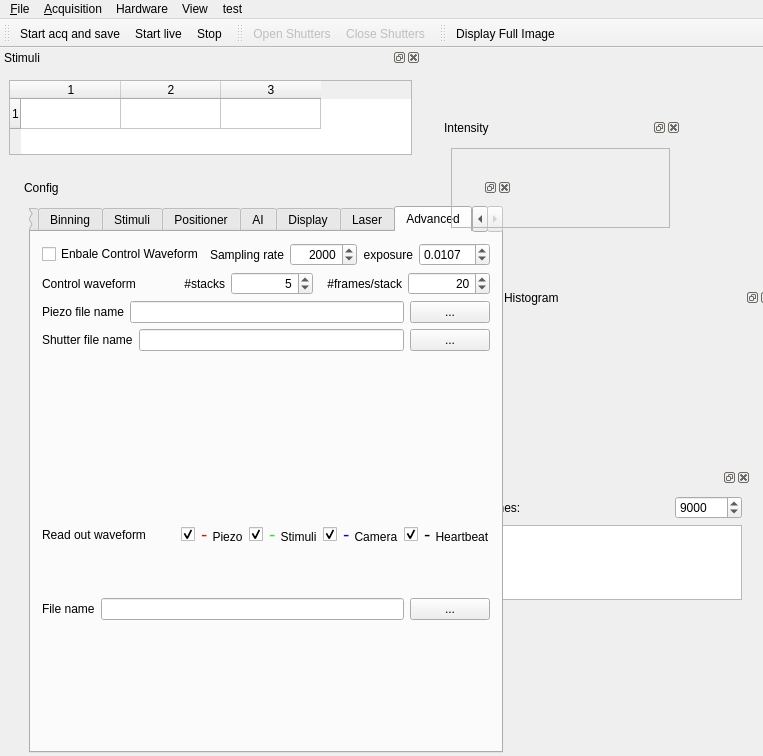
Old version of the form Imagine/imagine.ui in the repository HolyLab/Imagine.
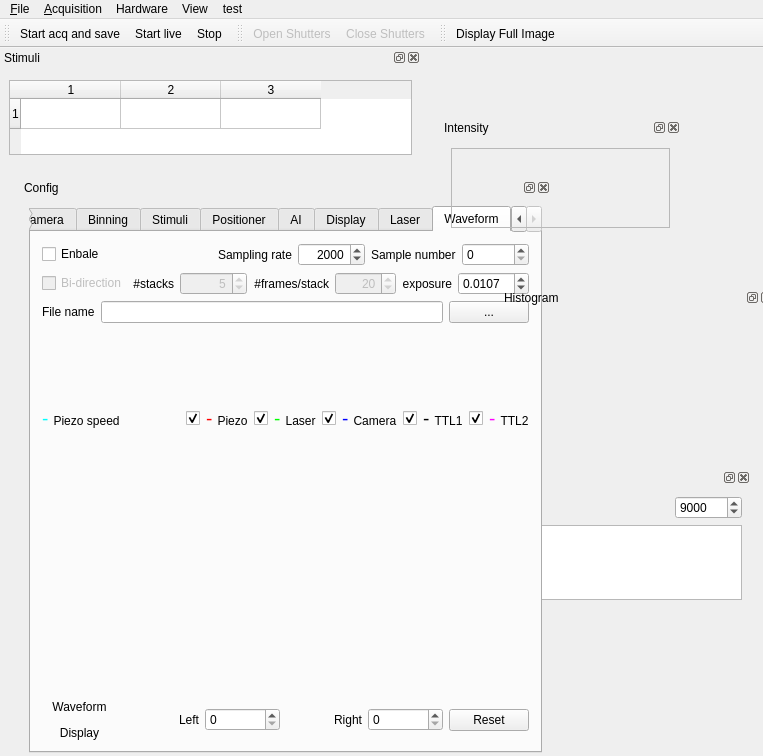
New version of the form. Icons and pictures are not drawn. Custom widgets are drawn as their Qt base class.

Commit message: waveform control using ao clock as a master clock

Diff of the .ui file:
```diff
--- a/Imagine/imagine.ui
+++ b/Imagine/imagine.ui
@@ -1757,32 +1757,139 @@
          <attribute name="title">
           <string>AI</string>
          </attribute>
-         <widget class="QLabel" name="label_6">
-          <property name="geometry">
-           <rect>
-            <x>40</x>
-            <y>40</y>
-            <width>91</width>
-            <height>16</height>
-           </rect>
-          </property>
-          <property name="text">
-           <string>input rate:</string>
-          </property>
-         </widget>
-         <widget class="QLabel" name="label_7">
-          <property name="geometry">
-           <rect>
-            <x>40</x>
-            <y>120</y>
-            <width>81</width>
-            <height>16</height>
-           </rect>
-          </property>
-          <property name="text">
-           <string>input range:</string>
-          </property>
-         </widget>
+         <layout class="QVBoxLayout" name="verticalLayout_7">
+          <item>
+           <layout class="QHBoxLayout" name="horizontalLayout_5">
+            <item>
+             <widget class="QLabel" name="label_38">
+              <property name="text">
+               <string>File name</string>
+              </property>
+             </widget>
+            </item>
+            <item>
+             <widget class="QLineEdit" name="lineEditReadWaveformFile"/>
+            </item>
+            <item>
+             <widget class="QPushButton" name="btnReadWavOpen">
+              <property name="text">
+               <string>...</string>
+              </property>
+             </widget>
+            </item>
+           </layout>
+          </item>
+          <item>
+           <layout class="QHBoxLayout" name="horizontalLayout_10">
+            <item>
+             <widget class="QLabel" name="label_52">
+              <property name="text">
+               <string>Read out waveform</string>
+              </property>
+             </widget>
+            </item>
+            <item>
+             <spacer name="horizontalSpacer_11">
+              <property name="orientation">
+               <enum>Qt::Horizontal</enum>
+              </property>
+              <property name="sizeHint" stdset="0">
+               <size>
+                <width>40</width>
+                <height>20</height>
+               </size>
+              </property>
+             </spacer>
+            </item>
+            <item>
+             <widget class="QCheckBox" name="cbPiezoReadWav">
+              <property name="text">
+               <string/>
+              </property>
+              <property name="checked">
+               <bool>true</bool>
+              </property>
+             </widget>
+            </item>
+            <item>
+             <widget class="QLabel" name="label_53">
+              <property name="text">
+               <string>&lt;html&gt;&lt;head/&gt;&lt;body&gt;&lt;p&gt;&lt;span style=&quot; font-size:14pt; color:#ff0000;&quot;&gt;- &lt;/span&gt;&lt;span style=&quot; color:#000000;&quot;&gt;Piezo&lt;/span&gt;&lt;/p&gt;&lt;/body&gt;&lt;/html&gt;</string>
+              </property>
+             </widget>
+            </item>
+            <item>
+             <widget class="QCheckBox" name="cbStimuliReadWav">
+              <property name="text">
+               <string/>
+              </property>
+              <property name="checked">
+               <bool>true</bool>
+              </property>
+             </widget>
+            </item>
+            <item>
+             <widget class="QLabel" name="label_54">
+              <property name="text">
+               <string>&lt;html&gt;&lt;head/&gt;&lt;body&gt;&lt;p&gt;&lt;span style=&quot; font-size:14pt; color:#00ff00;&quot;&gt;- &lt;/span&gt;&lt;span style=&quot; color:#000000;&quot;&gt;Stimuli&lt;/span&gt;&lt;/p&gt;&lt;/body&gt;&lt;/html&gt;</string>
+              </property>
+             </widget>
+            </item>
+            <item>
+             <widget class="QCheckBox" name="cbCameraReadWav">
+              <property name="text">
+               <string/>
+              </property>
+              <property name="checked">
+               <bool>true</bool>
+              </property>
+             </widget>
+            </item>
+            <item>
+             <widget class="QLabel" name="label_55">
+              <property name="text">
+               <string>&lt;html&gt;&lt;head/&gt;&lt;body&gt;&lt;p&gt;&lt;span style=&quot; font-size:14pt; color:#0000ff;&quot;&gt;- &lt;/span&gt;&lt;span style=&quot; color:#000000;&quot;&gt;Camera&lt;/span&gt;&lt;/p&gt;&lt;/body&gt;&lt;/html&gt;</string>
+              </property>
+             </widget>
+            </item>
+            <item>
+             <widget class="QCheckBox" name="cbHeartReadWav">
+              <property name="text">
+               <string/>
+              </property>
+              <property name="checked">
+               <bool>true</bool>
+              </property>
+             </widget>
+            </item>
+            <item>
+             <widget class="QLabel" name="label_56">
+              <property name="text">
+               <string>&lt;html&gt;&lt;head/&gt;&lt;body&gt;&lt;p&gt;&lt;span style=&quot; font-size:14pt; color:#000000;&quot;&gt;- &lt;/span&gt;&lt;span style=&quot; color:#000000;&quot;&gt;Heartbeat&lt;/span&gt;&lt;/p&gt;&lt;/body&gt;&lt;/html&gt;</string>
+              </property>
+             </widget>
+            </item>
+           </layout>
+          </item>
+          <item>
+           <widget class="QWidget" name="widgetReadWav" native="true">
+            <layout class="QHBoxLayout" name="readWavLayout">
+             <property name="leftMargin">
+              <number>0</number>
+             </property>
+             <property name="topMargin">
+              <number>0</number>
+             </property>
+             <property name="rightMargin">
+              <number>0</number>
+             </property>
+             <property name="bottomMargin">
+              <number>0</number>
+             </property>
+            </layout>
+           </widget>
+          </item>
+         </layout>
         </widget>
         <widget class="QWidget" name="tabDisplay">
          <attribute name="title">
@@ -2326,7 +2433,7 @@
         </widget>
         <widget class="QWidget" name="tabAdvanced">
          <attribute name="title">
-          <string>Advanced</string>
+          <string>Waveform</string>
          </attribute>
          <layout class="QVBoxLayout" name="verticalLayout_5">
           <item>
@@ -2334,7 +2441,7 @@
             <item>
              <widget class="QCheckBox" name="cbPositionerWav">
               <property name="text">
-               <string>Enbale Control Waveform</string>
+               <string>Enbale</string>
               </property>
              </widget>
             </item>
@@ -2375,25 +2482,16 @@
              </widget>
             </item>
             <item>
-             <widget class="QLabel" name="label_46">
+             <widget class="QLabel" name="label_41">
               <property name="text">
-               <string>exposure</string>
-              </property>
-              <property name="alignment">
-               <set>Qt::AlignRight|Qt::AlignTrailing|Qt::AlignVCenter</set>
+               <string>Sample number</string>
               </property>
              </widget>
             </item>
             <item>
-             <widget class="QDoubleSpinBox" name="doubleSpinBoxExpTimeWav">
-              <property name="decimals">
-               <number>4</number>
-              </property>
-              <property name="singleStep">
-               <double>0.001000000000000</double>
-              </property>
-              <property name="value">
-               <double>0.010700000000000</double>
+             <widget class="QSpinBox" name="spinBoxSampleNumber">
+              <property name="maximum">
+               <number>1000000000</number>
               </property>
              </widget>
             </item>
@@ -2402,9 +2500,12 @@
           <item>
            <layout class="QHBoxLayout" name="horizontalLayout_8">
             <item>
-             <widget class="QLabel" name="label_37">
+             <widget class="QCheckBox" name="cbBidirection">
+              <property name="enabled">
+               <bool>false</bool>
+              </property>
               <property name="text">
-               <string>Control waveform</string>
+               <string>Bi-direction</string>
               </property>
              </widget>
             </item>
@@ -2423,11 +2524,14 @@
             </item>
             <item>
              <widget class="QSpinBox" name="spinBoxNumOfStacksWav">
+              <property name="enabled">
+               <bool>false</bool>
+              </property>
               <property name="alignment">
                <set>Qt::AlignRight|Qt::AlignTrailing|Qt::AlignVCenter</set>
               </property>
               <property name="maximum">
-               <number>10000</number>
+               <number>1000000</number>
               </property>
               <property name="value">
                <number>5</number>
@@ -2449,11 +2553,14 @@
             </item>
             <item>
              <widget class="QSpinBox" name="spinBoxFramesPerStackWav">
+              <property name="enabled">
+               <bool>false</bool>
+              </property>
               <property name="alignment">
                <set>Qt::AlignRight|Qt::AlignTrailing|Qt::AlignVCenter</set>
               </property>
               <property name="maximum">
-               <number>1000</number>
+               <number>10000</number>
               </property>
               <property name="value">
                <number>20</number>
@@ -2463,6 +2570,29 @@
               </property>
              </widget>
             </item>
+            <item>
+             <widget class="QLabel" name="label_46">
+              <property name="text">
+               <string>exposure</string>
+              </property>
+              <property name="alignment">
+               <set>Qt::AlignRight|Qt::AlignTrailing|Qt::AlignVCenter</set>
+              </property>
+             </widget>
+            </item>
+            <item>
+             <widget class="QDoubleSpinBox" name="doubleSpinBoxExpTimeWav">
+              <property name="decimals">
+               <number>4</number>
+              </property>
+              <property name="singleStep">
+               <double>0.001000000000000</double>
+              </property>
+              <property name="value">
+               <double>0.010700000000000</double>
+              </property>
+             </widget>
+            </item>
            </layout>
           </item>
           <item>
@@ -2470,7 +2600,7 @@
             <item>
              <widget class="QLabel" name="label_12">
               <property name="text">
-               <string>Piezo file name</string>
+               <string>File name</string>
               </property>
              </widget>
             </item>
@@ -2489,19 +2619,107 @@
           <item>
            <layout class="QHBoxLayout" name="horizontalLayout_7">
             <item>
-             <widget class="QLabel" name="label_43">
+             <widget class="QLabel" name="label_7">
               <property name="text">
-               <string>Shutter file name</string>
+               <string>&lt;html&gt;&lt;head/&gt;&lt;body&gt;&lt;p&gt;&lt;span style=&quot; font-size:14pt; color:#00ffff;&quot;&gt;  - &lt;/span&gt;&lt;span style=&quot; color:#000000;&quot;&gt;Piezo speed&lt;/span&gt;&lt;/p&gt;&lt;/body&gt;&lt;/html&gt;</string>
               </property>
              </widget>
             </item>
             <item>
-             <widget class="QLineEdit" name="lineEditShutterWaveFile"/>
+             <spacer name="horizontalSpacer_12">
+              <property name="orientation">
+               <enum>Qt::Horizontal</enum>
+              </property>
+              <property name="sizeHint" stdset="0">
+               <size>
+                <width>40</width>
+                <height>20</height>
+               </size>
+              </property>
+             </spacer>
             </item>
             <item>
-             <widget class="QPushButton" name="btnShutterWavOpen">
+             <widget class="QCheckBox" name="cbPiezoConWav">
               <property name="text">
-               <string>...</string>
+               <string/>
+              </property>
+              <property name="checked">
+               <bool>true</bool>
+              </property>
+             </widget>
+            </item>
+            <item>
+             <widget class="QLabel" name="label_58">
+              <property name="text">
+               <string>&lt;html&gt;&lt;head/&gt;&lt;body&gt;&lt;p&gt;&lt;span style=&quot; font-size:14pt; color:#ff0000;&quot;&gt;- &lt;/span&gt;&lt;span style=&quot; color:#000000;&quot;&gt;Piezo&lt;/span&gt;&lt;/p&gt;&lt;/body&gt;&lt;/html&gt;</string>
+              </property>
+             </widget>
+            </item>
+            <item>
+             <widget class="QCheckBox" name="cbLaserConWav">
+              <property name="text">
+               <string/>
+              </property>
+              <property name="checked">
+               <bool>true</bool>
+              </property>
+             </widget>
+            </item>
+            <item>
+             <widget class="QLabel" name="label_59">
+              <property name="text">
+               <string>&lt;html&gt;&lt;head/&gt;&lt;body&gt;&lt;p&gt;&lt;span style=&quot; font-size:14pt; color:#00ff00;&quot;&gt;- &lt;/span&gt;&lt;span style=&quot; color:#000000;&quot;&gt;Laser&lt;/span&gt;&lt;/p&gt;&lt;/body&gt;&lt;/html&gt;</string>
+              </property>
+             </widget>
+            </item>
+            <item>
+             <widget class="QCheckBox" name="cbCameraConWav">
+              <property name="text">
+               <string/>
+              </property>
+              <property name="checked">
+               <bool>true</bool>
+              </property>
+             </widget>
+            </item>
+            <item>
+             <widget class="QLabel" name="label_60">
+              <property name="text">
+               <string>&lt;html&gt;&lt;head/&gt;&lt;body&gt;&lt;p&gt;&lt;span style=&quot; font-size:14pt; color:#0000ff;&quot;&gt;- &lt;/span&gt;&lt;span style=&quot; color:#000000;&quot;&gt;Camera&lt;/span&gt;&lt;/p&gt;&lt;/body&gt;&lt;/html&gt;</string>
+              </property>
+             </widget>
+            </item>
+            <item>
+             <widget class="QCheckBox" name="cbTTL1ConWav">
+              <property name="text">
+               <string/>
+              </property>
+              <property name="checked">
+               <bool>true</bool>
+              </property>
+             </widget>
+            </item>
+            <item>
+             <widget class="QLabel" name="label_61">
+              <property name="text">
+               <string>&lt;html&gt;&lt;head/&gt;&lt;body&gt;&lt;p&gt;&lt;span style=&quot; font-size:14pt; color:#000000;&quot;&gt;- &lt;/span&gt;&lt;span style=&quot; color:#000000;&quot;&gt;TTL1&lt;/span&gt;&lt;/p&gt;&lt;/body&gt;&lt;/html&gt;</string>
+              </property>
+             </widget>
+            </item>
+            <item>
+             <widget class="QCheckBox" name="cbTTL2ConWav">
+              <property name="text">
+               <string/>
+              </property>
+              <property name="checked">
+               <bool>true</bool>
+              </property>
+             </widget>
+            </item>
+            <item>
+             <widget class="QLabel" name="label_6">
+              <property name="text">
+               <string>&lt;html&gt;&lt;head/&gt;&lt;body&gt;&lt;p&gt;&lt;span style=&quot; font-size:14pt; color:#ff00ff;&quot;&gt;- &lt;/span&gt;&lt;span style=&quot; color:#000000;&quot;&gt;TTL2&lt;/span&gt;&lt;/p&gt;&lt;/body&gt;&lt;/html&gt;</string>
               </property>
              </widget>
             </item>
@@ -2527,135 +2745,59 @@
           </item>
           <item>
            <layout class="QHBoxLayout" name="horizontalLayout_6">
-            <item>
-             <widget class="QLabel" name="label_35">
-              <property name="text">
-               <string>Read out waveform</string>
-              </property>
-             </widget>
-            </item>
-            <item>
-             <spacer name="horizontalSpacer_2">
-              <property name="orientation">
-               <enum>Qt::Horizontal</enum>
-              </property>
-              <property name="sizeHint" stdset="0">
-               <size>
-                <width>40</width>
-                <height>20</height>
-               </size>
-              </property>
-             </spacer>
-            </item>
-            <item>
-             <widget class="QCheckBox" name="cbPiezoReadWav">
-              <property name="text">
-               <string/>
-              </property>
-              <property name="checked">
-               <bool>true</bool>
-              </property>
-             </widget>
-            </item>
-            <item>
-             <widget class="QLabel" name="label_42">
-              <property name="text">
-               <string>&lt;html&gt;&lt;head/&gt;&lt;body&gt;&lt;p&gt;&lt;span style=&quot; font-size:14pt; color:#ff0000;&quot;&gt;- &lt;/span&gt;&lt;span style=&quot; color:#000000;&quot;&gt;Piezo&lt;/span&gt;&lt;/p&gt;&lt;/body&gt;&lt;/html&gt;</string>
-              </property>
-             </widget>
-            </item>
-            <item>
-             <widget class="QCheckBox" name="cbStimuliReadWav">
-              <property name="text">
-               <string/>
-              </property>
-              <property name="checked">
-               <bool>true</bool>
-              </property>
-             </widget>
-            </item>
-            <item>
-             <widget class="QLabel" name="label_41">
-              <property name="text">
-               <string>&lt;html&gt;&lt;head/&gt;&lt;body&gt;&lt;p&gt;&lt;span style=&quot; font-size:14pt; color:#00ff00;&quot;&gt;- &lt;/span&gt;&lt;span style=&quot; color:#000000;&quot;&gt;Stimuli&lt;/span&gt;&lt;/p&gt;&lt;/body&gt;&lt;/html&gt;</string>
-              </property>
-             </widget>
-            </item>
-            <item>
-             <widget class="QCheckBox" name="cbCameraReadWav">
-              <property name="text">
-               <string/>
-              </property>
-              <property name="checked">
-               <bool>true</bool>
-              </property>
-             </widget>
-            </item>
             <item>
              <widget class="QLabel" name="label_40">
               <property name="text">
-               <string>&lt;html&gt;&lt;head/&gt;&lt;body&gt;&lt;p&gt;&lt;span style=&quot; font-size:14pt; color:#0000ff;&quot;&gt;- &lt;/span&gt;&lt;span style=&quot; color:#000000;&quot;&gt;Camera&lt;/span&gt;&lt;/p&gt;&lt;/body&gt;&lt;/html&gt;</string>
+               <string>&lt;html&gt;&lt;head/&gt;&lt;body&gt;&lt;p&gt;Waveform&lt;/p&gt;&lt;p&gt;Display&lt;/p&gt;&lt;/body&gt;&lt;/html&gt;</string>
               </property>
-             </widget>
-            </item>
-            <item>
-             <widget class="QCheckBox" name="cbHeartReadWav">
-              <property name="text">
-               <string/>
-              </property>
-              <property name="checked">
-               <bool>true</bool>
+              <property name="alignment">
+               <set>Qt::AlignCenter</set>
               </property>
              </widget>
             </item>
             <item>
              <widget class="QLabel" name="label_39">
               <property name="text">
-               <string>&lt;html&gt;&lt;head/&gt;&lt;body&gt;&lt;p&gt;&lt;span style=&quot; font-size:14pt; color:#000000;&quot;&gt;- &lt;/span&gt;&lt;span style=&quot; color:#000000;&quot;&gt;Heartbeat&lt;/span&gt;&lt;/p&gt;&lt;/body&gt;&lt;/html&gt;</string>
+               <string>Left</string>
               </property>
+              <property name="alignment">
+               <set>Qt::AlignRight|Qt::AlignTrailing|Qt::AlignVCenter</set>
+              </property>
              </widget>
             </item>
-           </layout>
-          </item>
-          <item>
-           <layout class="QHBoxLayout" name="horizontalLayout_5">
             <item>
-             <widget class="QLabel" name="label_38">
+             <widget class="QSpinBox" name="sbWavDsplyLeft">
+              <property name="maximum">
+               <number>50000000</number>
+              </property>
+             </widget>
+            </item>
+            <item>
+             <widget class="QLabel" name="label_35">
               <property name="text">
-               <string>File name</string>
+               <string>Right</string>
               </property>
+              <property name="alignment">
+               <set>Qt::AlignRight|Qt::AlignTrailing|Qt::AlignVCenter</set>
+              </property>
              </widget>
             </item>
             <item>
-             <widget class="QLineEdit" name="lineEditReadWaveformFile"/>
+             <widget class="QSpinBox" name="sbWavDsplyRight">
+              <property name="maximum">
+               <number>1000000000</number>
+              </property>
+             </widget>
             </item>
             <item>
-             <widget class="QPushButton" name="btnReadWavOpen">
+             <widget class="QPushButton" name="btnWavDsplyReset">
               <property name="text">
-               <string>...</string>
+               <string>Reset</string>
               </property>
              </widget>
             </item>
            </layout>
           </item>
-          <item>
-           <widget class="QWidget" name="widgetReadWav" native="true">
-            <layout class="QHBoxLayout" name="readWavLayout">
-             <property name="leftMargin">
-              <number>0</number>
-             </property>
-             <property name="topMargin">
-              <number>0</number>
-             </property>
-             <property name="rightMargin">
-              <number>0</number>
-             </property>
-             <property name="bottomMargin">
-              <number>0</number>
-             </property>
-            </layout>
-           </widget>
-          </item>
          </layout>
         </widget>
        </widget>
```
Left out of the diff: 14 changed lines with no effect on the pictures. The commit also changes 25 other files.
